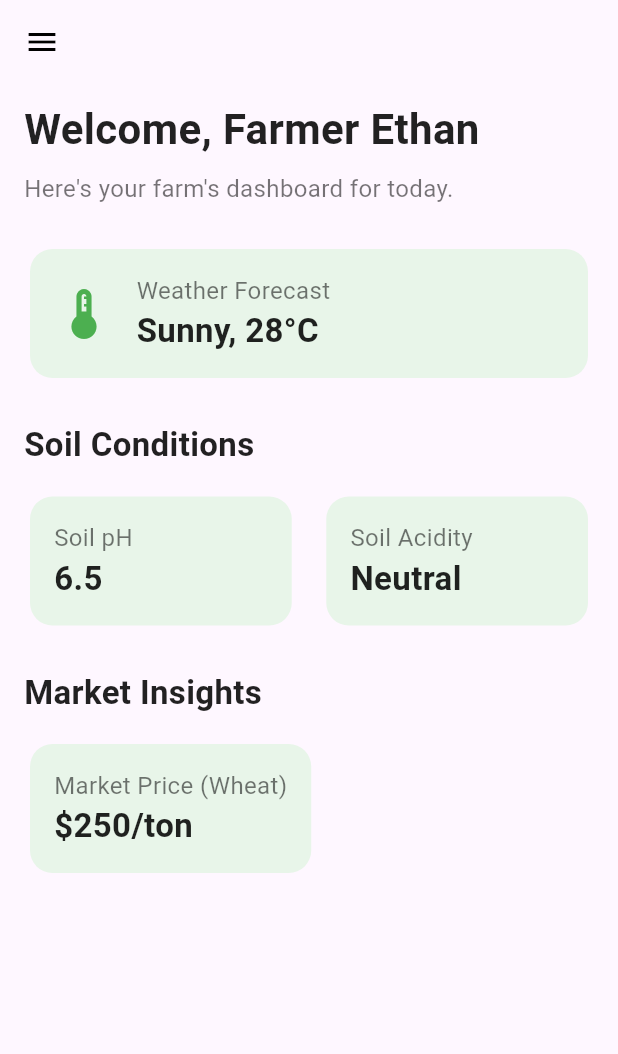
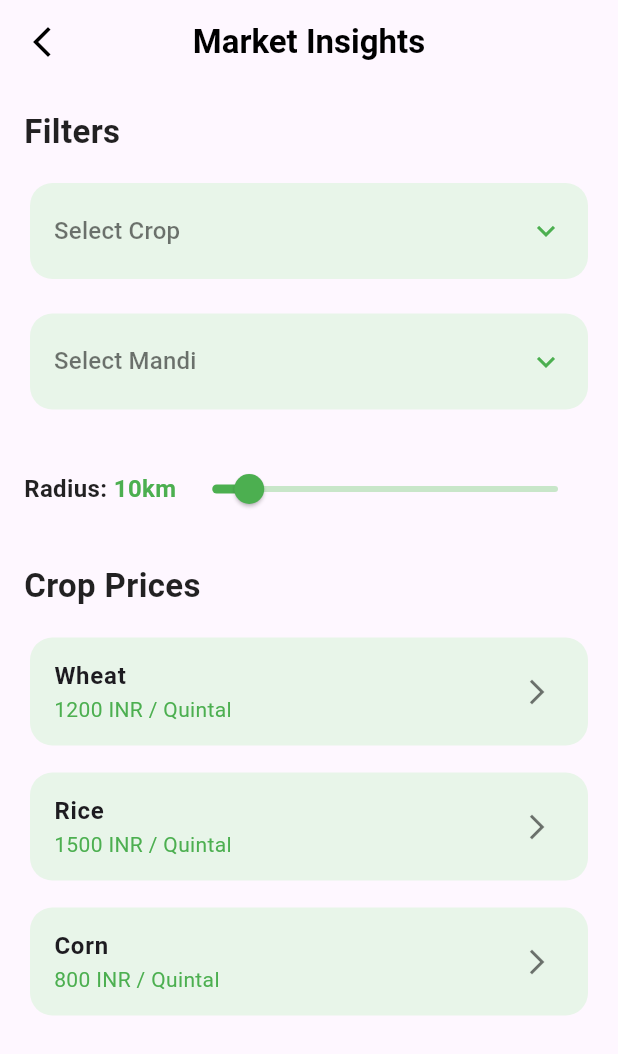
Before and after one commit to codewithmesree/AgriNova, a Flutter app: the screen it shows after launch, in the side drawer, after a tap on "Market Insights", on a phone screen of 412 x 824 dp. Shown: the top 1054 px of the screen. Run offline on Flutter 3.47's test engine with Material 3 defaults, Android fonts, the phone set to English and light mode, and no system bars.

Commit message:
added the market insights page

```diff
--- a/lib/dashboard_screen.dart
+++ b/lib/dashboard_screen.dart
@@ -1,4 +1,5 @@
 import 'package:flutter/material.dart';
+import 'package:sample_flutter_project/market_insights_screen.dart';
 
 class DashboardScreen extends StatefulWidget {
   const DashboardScreen({super.key});
@@ -72,6 +73,7 @@ class _DashboardScreenState extends State<DashboardScreen> {
               title: const Text('Market Insights'),
               onTap: () {
                 Navigator.pop(context);
+                Navigator.push(context, MaterialPageRoute(builder: (context) => const MarketInsightsScreen()));
               },
             ),
             const Divider(),
--- /dev/null
+++ b/lib/market_insights_screen.dart
@@ -0,0 +1,212 @@
+import 'package:flutter/material.dart';
+
+class MarketInsightsScreen extends StatefulWidget {
+  const MarketInsightsScreen({super.key});
+
+  @override
+  State<MarketInsightsScreen> createState() => _MarketInsightsScreenState();
+}
+
+class _MarketInsightsScreenState extends State<MarketInsightsScreen> {
+  double _currentSliderValue = 10; // Initial radius value
+
+  @override
+  Widget build(BuildContext context) {
+    return Scaffold(
+      appBar: AppBar(
+        leading: IconButton(
+          icon: const Icon(Icons.arrow_back_ios_new, color: Colors.black),
+          onPressed: () => Navigator.of(context).pop(),
+        ),
+        title: const Text(
+          'Market Insights',
+          style: TextStyle(
+            color: Colors.black,
+            fontWeight: FontWeight.bold,
+          ),
+        ),
+        centerTitle: true,
+        backgroundColor: Colors.transparent,
+        elevation: 0,
+      ),
+      body: SingleChildScrollView(
+        padding: const EdgeInsets.all(16.0),
+        child: Column(
+          crossAxisAlignment: CrossAxisAlignment.start,
+          children: [
+            const Text(
+              'Filters',
+              style: TextStyle(
+                fontSize: 22,
+                fontWeight: FontWeight.bold,
+                color: Colors.black87,
+              ),
+            ),
+            const SizedBox(height: 15),
+            // Select Crop dropdown
+            Card(
+              elevation: 0,
+              shape: RoundedRectangleBorder(
+                borderRadius: BorderRadius.circular(15),
+              ),
+              color: Colors.green.shade50,
+              child: Padding(
+                padding: const EdgeInsets.symmetric(horizontal: 16.0, vertical: 8.0),
+                child: DropdownButtonHideUnderline(
+                  child: DropdownButton<String>(
+                    isExpanded: true,
+                    value: null, // No initial value selected
+                    hint: const Text('Select Crop', style: TextStyle(color: Colors.black54)),
+                    icon: const Icon(Icons.keyboard_arrow_down, color: Colors.green),
+                    items: <String>['Wheat', 'Rice', 'Corn', 'Barley']
+                        .map<DropdownMenuItem<String>>((String value) {
+                      return DropdownMenuItem<String>(
+                        value: value,
+                        child: Text(value),
+                      );
+                    }).toList(),
+                    onChanged: (String? newValue) {
+                      // TODO: Implement crop selection logic
+                    },
+                  ),
+                ),
+              ),
+            ),
+            const SizedBox(height: 15),
+            // Select Mandi dropdown
+            Card(
+              elevation: 0,
+              shape: RoundedRectangleBorder(
+                borderRadius: BorderRadius.circular(15),
+              ),
+              color: Colors.green.shade50,
+              child: Padding(
+                padding: const EdgeInsets.symmetric(horizontal: 16.0, vertical: 8.0),
+                child: DropdownButtonHideUnderline(
+                  child: DropdownButton<String>(
+                    isExpanded: true,
+                    value: null, // No initial value selected
+                    hint: const Text('Select Mandi', style: TextStyle(color: Colors.black54)),
+                    icon: const Icon(Icons.keyboard_arrow_down, color: Colors.green),
+                    items: <String>['Mandi A', 'Mandi B', 'Mandi C']
+                        .map<DropdownMenuItem<String>>((String value) {
+                      return DropdownMenuItem<String>(
+                        value: value,
+                        child: Text(value),
+                      );
+                    }).toList(),
+                    onChanged: (String? newValue) {
+                      // TODO: Implement mandi selection logic
+                    },
+                  ),
+                ),
+              ),
+            ),
+            const SizedBox(height: 25),
+            // Radius slider
+            Row(
+              children: [
+                const Text(
+                  'Radius: ',
+                  style: TextStyle(
+                    fontSize: 16,
+                    fontWeight: FontWeight.bold,
+                    color: Colors.black87,
+                  ),
+                ),
+                Text(
+                  '${_currentSliderValue.round()}km',
+                  style: TextStyle(
+                    fontSize: 16,
+                    fontWeight: FontWeight.bold,
+                    color: Colors.green,
+                  ),
+                ),
+                Expanded(
+                  child: Slider(
+                    value: _currentSliderValue,
+                    min: 0,
+                    max: 100,
+                    divisions: 100,
+                    activeColor: Colors.green,
+                    inactiveColor: Colors.green.shade100,
+                    label: _currentSliderValue.round().toString(),
+                    onChanged: (double value) {
+                      setState(() {
+                        _currentSliderValue = value;
+                      });
+                    },
+                  ),
+                ),
+              ],
+            ),
+            const SizedBox(height: 25),
+            // Crop Prices Section
+            const Text(
+              'Crop Prices',
+              style: TextStyle(
+                fontSize: 22,
+                fontWeight: FontWeight.bold,
+                color: Colors.black87,
+              ),
+            ),
+            const SizedBox(height: 15),
+            // Wheat Price
+            Card(
+              elevation: 0,
+              shape: RoundedRectangleBorder(
+                borderRadius: BorderRadius.circular(15),
+              ),
+              color: Colors.green.shade50,
+              child: ListTile(
+                // leading: Image.asset('assets/wheat.png', width: 40, height: 40), // Removed crop icon
+                title: const Text('Wheat', style: TextStyle(fontWeight: FontWeight.bold)),
+                subtitle: const Text('1200 INR / Quintal', style: TextStyle(color: Colors.green)),
+                trailing: const Icon(Icons.arrow_forward_ios, color: Colors.black54, size: 20),
+                onTap: () {
+                  // TODO: Navigate to detailed crop page or show more info
+                },
+              ),
+            ),
+            const SizedBox(height: 10),
+            // Rice Price
+            Card(
+              elevation: 0,
+              shape: RoundedRectangleBorder(
+                borderRadius: BorderRadius.circular(15),
+              ),
+              color: Colors.green.shade50,
+              child: ListTile(
+                // leading: Image.asset('assets/rice.png', width: 40, height: 40), // Removed crop icon
+                title: const Text('Rice', style: TextStyle(fontWeight: FontWeight.bold)),
+                subtitle: const Text('1500 INR / Quintal', style: TextStyle(color: Colors.green)),
+                trailing: const Icon(Icons.arrow_forward_ios, color: Colors.black54, size: 20),
+                onTap: () {
+                  // TODO: Navigate to detailed crop page or show more info
+                },
+              ),
+            ),
+            const SizedBox(height: 10),
+            // Corn Price
+            Card(
+              elevation: 0,
+              shape: RoundedRectangleBorder(
+                borderRadius: BorderRadius.circular(15),
+              ),
+              color: Colors.green.shade50,
+              child: ListTile(
+                // leading: Image.asset('assets/corn.png', width: 40, height: 40), // Removed crop icon
+                title: const Text('Corn', style: TextStyle(fontWeight: FontWeight.bold)),
+                subtitle: const Text('800 INR / Quintal', style: TextStyle(color: Colors.green)),
+                trailing: const Icon(Icons.arrow_forward_ios, color: Colors.black54, size: 20),
+                onTap: () {
+                  // TODO: Navigate to detailed crop page or show more info
+                },
+              ),
+            ),
+          ],
+        ),
+      ),
+    );
+  }
+}
--- a/pubspec.yaml
+++ b/pubspec.yaml
@@ -58,7 +58,8 @@ flutter:
   uses-material-design: true
 
   # To add assets to your application, add an assets section, like this:
-  # assets:
+  assets:
+    - assets/
   #   - images/a_dot_burr.jpeg
   #   - images/a_dot_ham.jpeg
 
```
